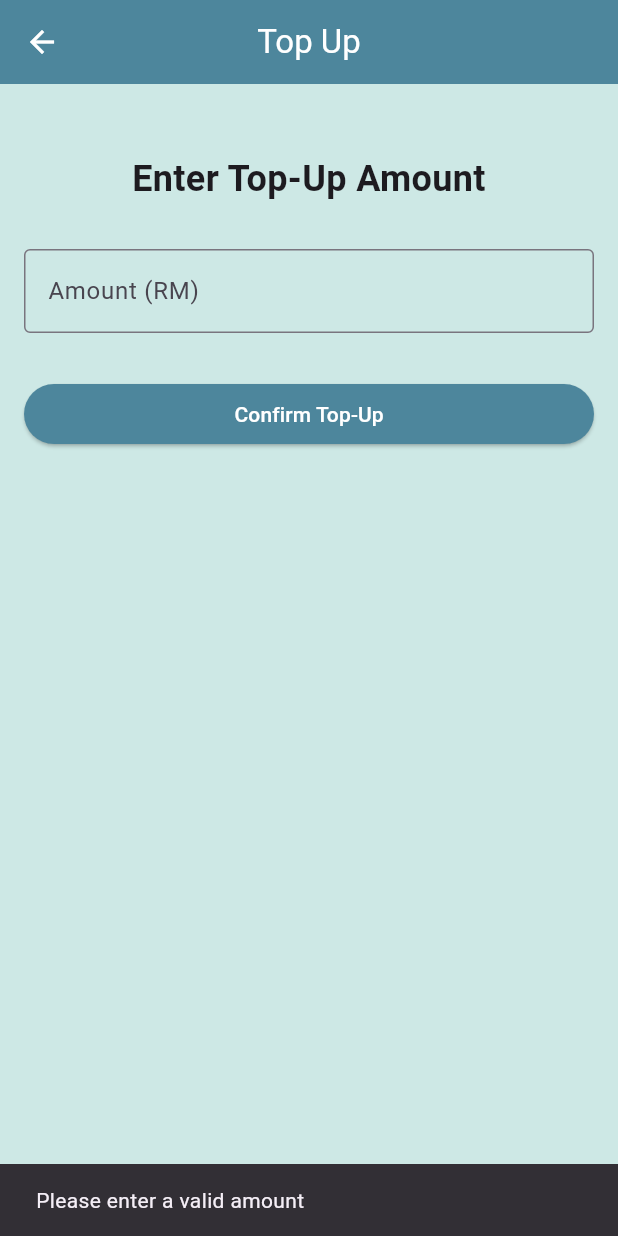
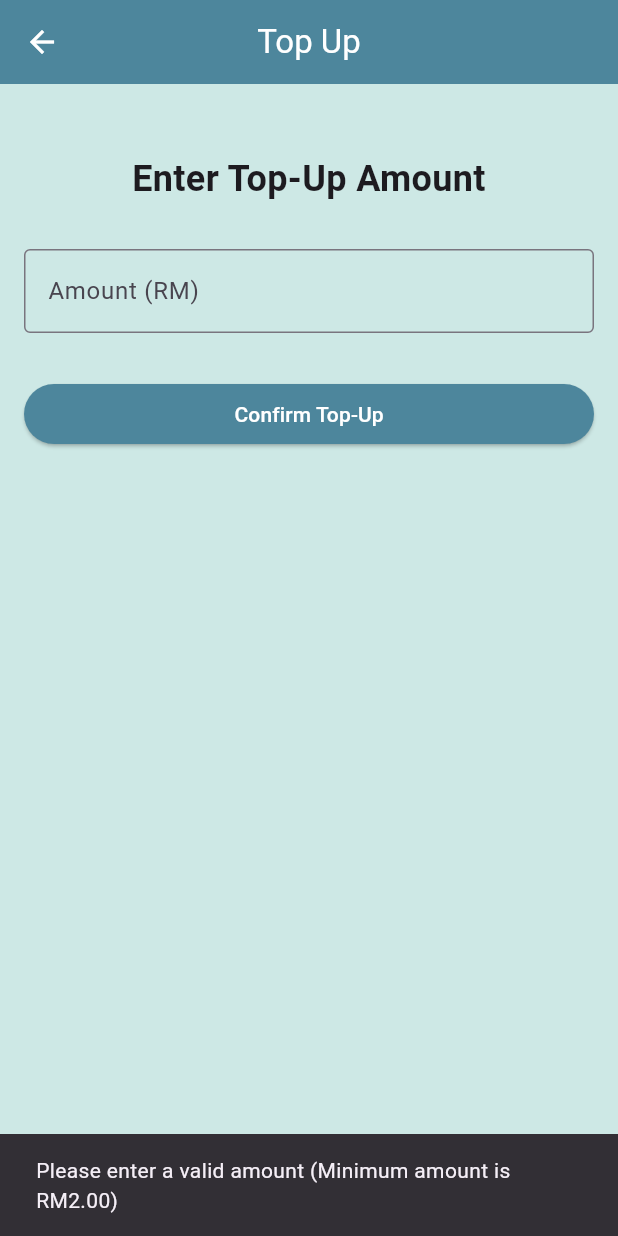
Before and after one commit to Aidenthien/APEat, a Flutter app: the TopUpPage screen opened directly with empty values, after a tap on "Confirm Top-Up", on a phone screen of 412 x 824 dp. Run offline on Flutter 3.47's test engine with Material 3 defaults, Android fonts, the phone set to English and light mode, and no system bars; our stand-ins replace cached_network_image, cloud_firestore, firebase_auth, firebase_core, firebase_storage, image_picker; missing offline and left inert: flutter_stripe; accounts and stored records are empty.

Commit message:
Integrated Stripe payment method

```diff
--- a/lib/main.dart
+++ b/lib/main.dart
@@ -5,10 +5,13 @@ import 'package:flutter/material.dart';
 import 'login.dart';
 import 'package:provider/provider.dart';
 import 'package:APEat/view_model/student/cartProvider.dart';
+import 'package:flutter_stripe/flutter_stripe.dart';
 
 void main() async {
   WidgetsFlutterBinding.ensureInitialized();
   await Firebase.initializeApp();
+  // Set Stripe publishable key
+  Stripe.publishableKey = 'pk_test_51QrF5kJgKP1zqUZZaojRkjj0mddgxFsI7mPVONTCmtknolmJz4yEpBy7BrpvbEevYrHJD71xE5gMrrFxN2RbZ68g00YR8tg5Nh';
   runApp(
     MultiProvider(
       providers: [
--- a/lib/pages/student/topUpPage.dart
+++ b/lib/pages/student/topUpPage.dart
@@ -1,6 +1,9 @@
+import 'package:flutter_stripe/flutter_stripe.dart';
 import 'package:cloud_firestore/cloud_firestore.dart';
 import 'package:firebase_auth/firebase_auth.dart';
 import 'package:flutter/material.dart';
+import 'dart:convert';
+import 'package:http/http.dart' as http;
 
 class TopUpPage extends StatefulWidget {
   final double currentBalance;
@@ -15,11 +18,45 @@ class _TopUpPageState extends State<TopUpPage> {
   final TextEditingController _controller = TextEditingController();
   bool isLoading = false;
 
+  // Step 1: Create a PaymentIntent using Stripe API
+  Future<Map<String, dynamic>?> createPaymentIntent(String amount, String currency) async {
+    try {
+      const String secretKey = 'sk_test_51QrF5kJgKP1zqUZZw2qjL4NVerclTg6KPDzAyPN4ESQozjvTHimJ1RzzQflSQrjVHphsiUgL5DVoGrwm8Tg93RZ200IDZSHlMb'; // Replace with your Stripe Secret Key
+      final response = await http.post(
+        Uri.parse('https://api.stripe.com/v1/payment_intents'),
+        headers: {
+          'Authorization': 'Bearer $secretKey',
+          'Content-Type': 'application/x-www-form-urlencoded',
+        },
+        body: {
+          'amount': (double.parse(amount) * 100).round().toString(), // Ensure this is an integer
+          'currency': currency,
+          'payment_method_types[]': 'card',
+        },
+      );
+
+      print('Stripe Response Status: ${response.statusCode}');
+      print('Stripe Response Body: ${response.body}');
+
+      if (response.statusCode == 200) {
+        return jsonDecode(response.body);
+      } else {
+        final errorBody = jsonDecode(response.body);
+        print('Error creating PaymentIntent: ${errorBody['error']['message']}');
+        throw Exception('Failed to create PaymentIntent: ${errorBody['error']['message']}');
+      }
+    } catch (e) {
+      print('Error creating PaymentIntent: $e');
+      return null;
+    }
+  }
+
+  // Step 2: Perform the top-up and handle Stripe payment
   Future<void> _performTopUp() async {
     final topUpAmount = double.tryParse(_controller.text);
-    if (topUpAmount == null || topUpAmount <= 0 || topUpAmount < 0.01) {
+    if (topUpAmount == null || topUpAmount <= 0 || topUpAmount < 2.00) {
       ScaffoldMessenger.of(context).showSnackBar(
-        const SnackBar(content: Text('Please enter a valid amount')),
+        const SnackBar(content: Text('Please enter a valid amount (Minimum amount is RM2.00)')),
       );
       return;
     }
@@ -28,9 +65,26 @@ class _TopUpPageState extends State<TopUpPage> {
       isLoading = true;
     });
 
-    await Future.delayed(const Duration(seconds: 2)); // Simulate transaction delay
+    try {
+      // Step 3: Create PaymentIntent on Stripe server
+      final paymentIntent = await createPaymentIntent(topUpAmount.toString(), 'myr');
 
-    // Update the balance in Firestore
+      if (paymentIntent == null || paymentIntent['client_secret'] == null) {
+        throw Exception('Failed to create payment intent');
+      }
+
+      // Step 4: Initialize Payment Sheet
+      await Stripe.instance.initPaymentSheet(
+        paymentSheetParameters: SetupPaymentSheetParameters(
+          paymentIntentClientSecret: paymentIntent['client_secret'],
+          merchantDisplayName: 'APEat',
+        ),
+      );
+
+      // Step 5: Present Payment Sheet
+      await Stripe.instance.presentPaymentSheet();
+
+      // Step 6: If payment is successful, update Firestore
       final newBalance = widget.currentBalance + topUpAmount;
       final user = FirebaseAuth.instance.currentUser!;
       final email = user.email!;
@@ -40,11 +94,7 @@ class _TopUpPageState extends State<TopUpPage> {
         'balance': newBalance,
       });
 
-    setState(() {
-      isLoading = false;
-    });
-
-    // Show confirmation message
+      // Show success message
       showDialog(
         context: context,
         builder: (context) => AlertDialog(
@@ -61,6 +111,15 @@ class _TopUpPageState extends State<TopUpPage> {
           ],
         ),
       );
+    } catch (e) {
+      ScaffoldMessenger.of(context).showSnackBar(
+        SnackBar(content: Text('Payment failed: $e')),
+      );
+    } finally {
+      setState(() {
+        isLoading = false;
+      });
+    }
   }
 
   @override
@@ -100,7 +159,7 @@ class _TopUpPageState extends State<TopUpPage> {
                 SizedBox(height: 30),
                 CircularProgressIndicator(),
                 SizedBox(height: 10),
-                Text('Transaction in progress...')
+                Text('Transaction in progress...'),
               ],
             )
                 : ElevatedButton(
--- a/pubspec.yaml
+++ b/pubspec.yaml
@@ -47,6 +47,7 @@ dependencies:
   url_launcher: ^6.3.0
   shared_preferences: ^2.3.1
   http: ^0.13.6
+  flutter_stripe: ^11.4.0
 
 dev_dependencies:
   flutter_test:
```
Also changed, not shown: pubspec.lock, 7 other files. Lines whose indentation alone changed are shown as unchanged.
